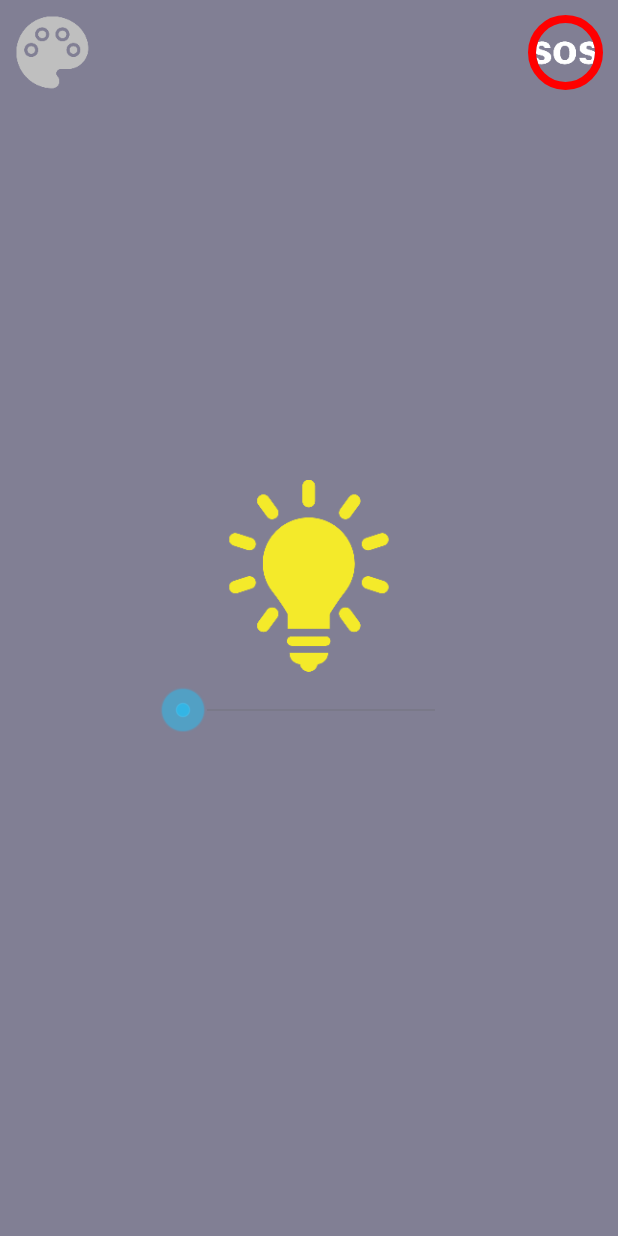
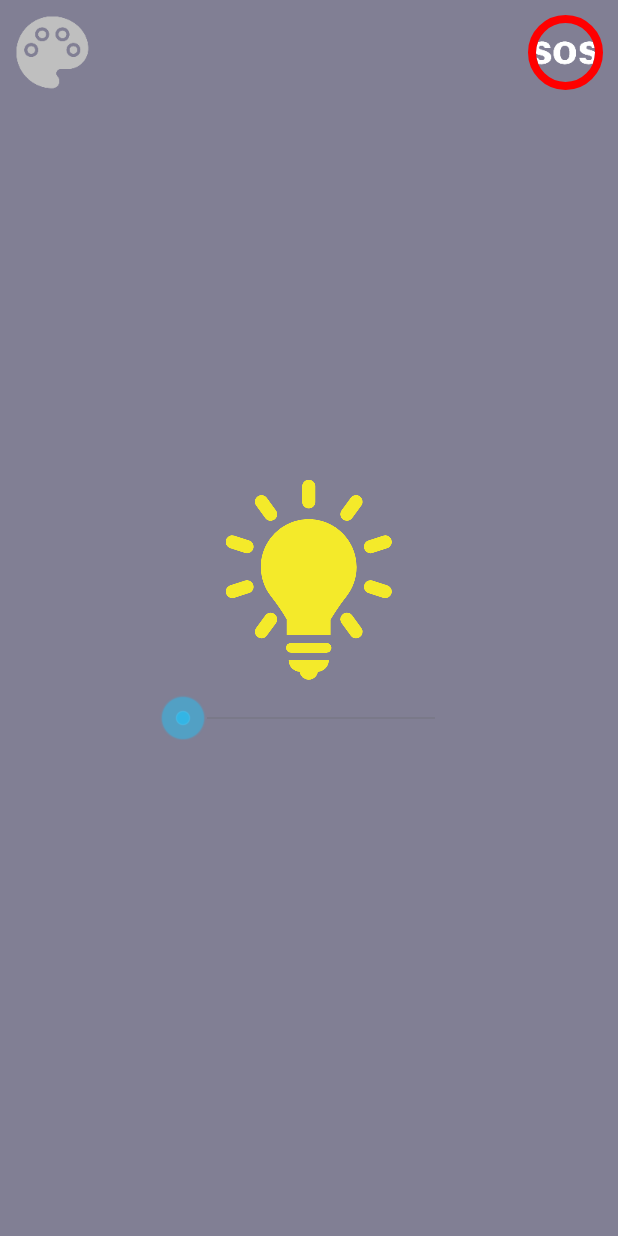
Before and after one commit to pengfeiliu123/FlashLightApplication, an Android app: the screen it shows after launch (MainActivity), on a phone screen of 412 x 824 dp. Run offline under Robolectric (Android 15) with nearby library versions, the phone set to English and light mode, and no system bars; our stand-ins replace CircleImageView; libraries missing offline, so code that uses them is left out: com.crashlytics.android, io.fabric.sdk; 3 statements that could not run were skipped.

Commit message:
1.change light status.

```diff
--- a/app/build.gradle
+++ b/app/build.gradle
@@ -19,8 +19,8 @@ repositories {
 }
 
 
-def version_code = 2
-def version_name = "1.1"
+def version_code = 3
+def version_name = "1.2"
 android {
     compileSdkVersion 25
     buildToolsVersion "25.0.3"
--- a/app/src/main/java/com/lpf/flashlight/MainActivity.java
+++ b/app/src/main/java/com/lpf/flashlight/MainActivity.java
@@ -56,8 +56,17 @@ public class MainActivity extends FragmentActivity {
 
         initSos();
 
+        initLightSize();
 
+    }
 
+    private void initLightSize() {
+        int width = PreferencesUtil.getInstance(this).getLightWidth();
+        int height = PreferencesUtil.getInstance(this).getLightHeight();
+        LinearLayout.LayoutParams layoutParams = (LinearLayout.LayoutParams) flashLightLayout.getLayoutParams();
+        layoutParams.width = width;
+        layoutParams.height = height;
+        flashLightLayout.setLayoutParams(layoutParams);
     }
 
     private void initViews() {
@@ -165,6 +174,11 @@ public class MainActivity extends FragmentActivity {
                     //触摸动作抬起时将两个距离初始化
                     case MotionEvent.ACTION_UP:
                         lastDistance = 0;
+
+                        int height = (int) (flashLightLayout.getHeight() * scaleSize);
+                        int width = (int) (flashLightLayout.getWidth() * scaleSize);
+                        PreferencesUtil.getInstance(MainActivity.this).saveLightWidth(width);
+                        PreferencesUtil.getInstance(MainActivity.this).saveLightHeight(height);
                         break;
                 }
                 return true;
@@ -251,6 +265,7 @@ public class MainActivity extends FragmentActivity {
         int savedColor = PreferencesUtil.getInstance(this).getBgColor();
         background.setBackgroundColor(savedColor);
 
+        theButton.setChecked(true);
         if (theButton.isChecked()) {
             theButton.setEnabled(false);
             new FlashTask().execute();
--- a/app/src/main/java/com/lpf/flashlight/PreferencesUtil.java
+++ b/app/src/main/java/com/lpf/flashlight/PreferencesUtil.java
@@ -22,17 +22,43 @@ public class PreferencesUtil {
         return instance;
     }
 
-    public int savedBgColor(int bgColor){
+    public boolean savedBgColor(int bgColor) {
         if (sharedPreferences != null) {
-            return sharedPreferences.getInt("bgColor", bgColor);
+            return sharedPreferences.edit().putInt("bgColor", bgColor).commit();
         }
-        return R.color.black;
+        return false;
     }
 
-    public int getBgColor(){
+    public int getBgColor() {
         if (sharedPreferences != null) {
             return sharedPreferences.getInt("bgColor", R.color.black);
         }
         return R.color.black;
     }
+
+    public void saveLightWidth(int width) {
+        if (sharedPreferences != null) {
+            sharedPreferences.edit().putInt("width", width).commit();
+        }
+    }
+
+    public void saveLightHeight(int height) {
+        if (sharedPreferences != null) {
+            sharedPreferences.edit().putInt("height", height).commit();
+        }
+    }
+
+    public int getLightWidth() {
+        if (sharedPreferences != null) {
+            return sharedPreferences.getInt("width", 200);
+        }
+        return R.color.black;
+    }
+
+    public int getLightHeight() {
+        if (sharedPreferences != null) {
+            return sharedPreferences.getInt("height", 200);
+        }
+        return R.color.black;
+    }
 }
```
Also changed, not shown: 1 other file.
